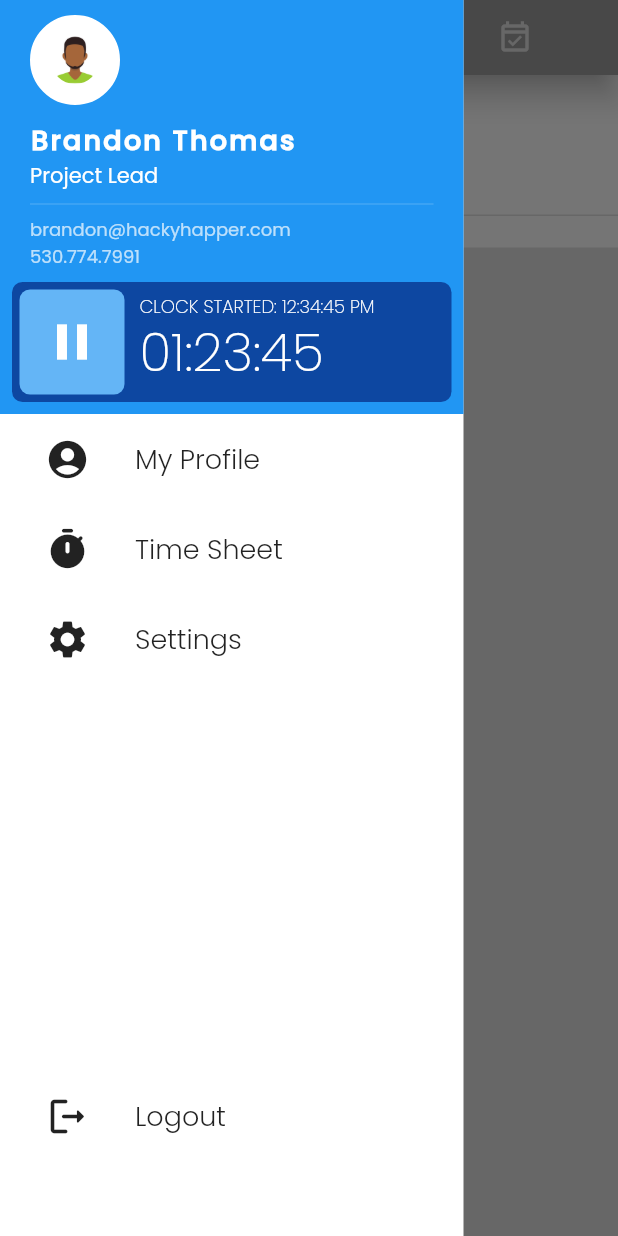
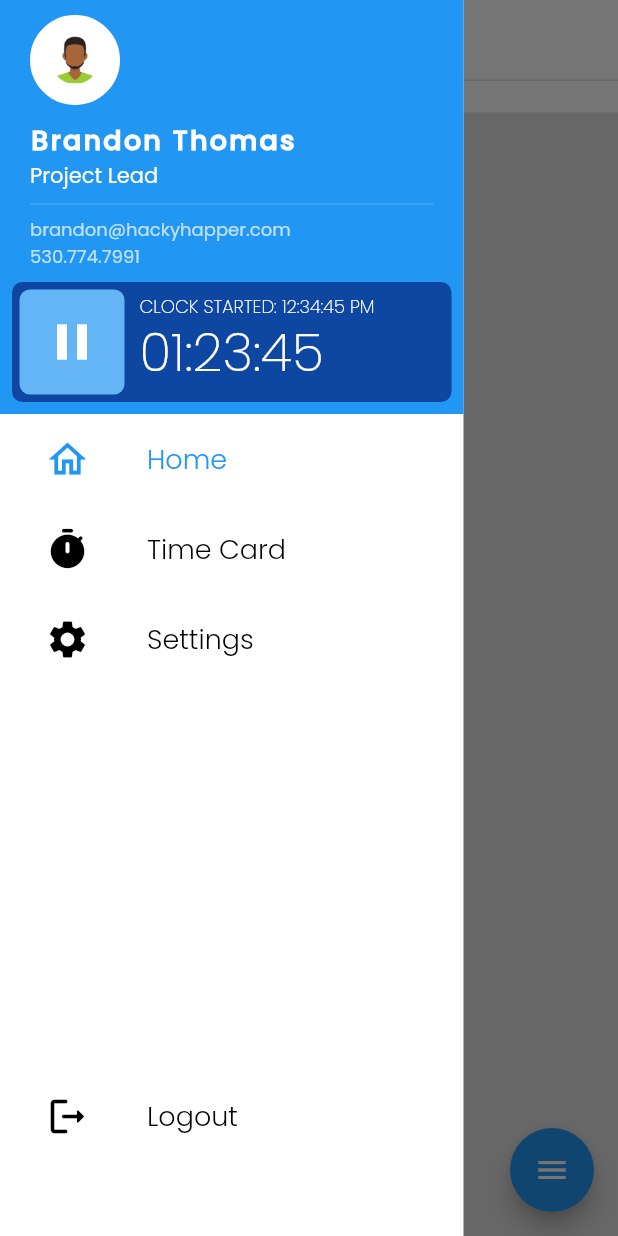
Before and after one commit to BrandonThomas84/gateway-fence-employee, a Flutter app: the screen it shows after launch, with the side drawer open, on a phone screen of 412 x 824 dp. Run offline on Flutter 3.47's test engine with Material 2 defaults, Android fonts, the phone set to English and light mode, and no system bars; our stand-ins replace firebase_core, firebase_database, go_router; accounts and stored records are empty.

Commit message:
Adding a settings page with nothing on it yet, using go_router instead of normal navigation but will need to make sure the state of the visible screen is maintained to prevent the home screen from showing automatically on hot reload. Also standardizing the page layout.

```diff
--- a/lib/main.dart
+++ b/lib/main.dart
@@ -1,30 +1,15 @@
 import 'package:firebase_database/firebase_database.dart';
 import 'package:flutter/material.dart';
 import 'package:flutter/services.dart';
+import 'package:gateway_fence_employee/screens/_util.dart';
+import 'package:gateway_fence_employee/util/config.dart';
 
 import 'firebase_options.dart';
 import 'package:firebase_core/firebase_core.dart';
-import 'package:go_router/go_router.dart';
 import 'package:provider/provider.dart';
 
 import 'package:gateway_fence_employee/config/colors.dart';
 import 'package:gateway_fence_employee/providers/timer_provider.dart';
-import 'package:gateway_fence_employee/routes/home.dart';
-import 'package:gateway_fence_employee/routes/time_card.dart';
-
-// Application variables
-const appVarEnvironment = String.fromEnvironment(
-  'APPLICATION_ENVIRONMENT',
-  defaultValue: 'release',
-);
-const appVarLogLevel = String.fromEnvironment(
-  'APPLICATION_LOG_LEVEL',
-  defaultValue: 'error',
-);
-const companyName = String.fromEnvironment(
-  'COMPANY_NAME',
-  defaultValue: 'failboat',
-);
 
 Future<void> main() async {
   SystemChrome.setSystemUIOverlayStyle(SystemUiOverlayStyle.dark.copyWith(
@@ -52,18 +37,7 @@ class GatewayFenceEmployeeApp extends StatelessWidget {
       title: '$companyName App',
       theme: ThemeData(fontFamily: 'Poppins'),
       debugShowCheckedModeBanner: false,
-      routerConfig: GoRouter(
-        routes: [
-          GoRoute(
-            path: '/',
-            builder: (context, state) => const HomeRoute(),
-          ),
-          GoRoute(
-            path: '/time-card',
-            builder: (context, state) => TimeCardRoute(),
-          ),
-        ],
-      ),
+      routerConfig: getRoutes(),
       themeAnimationDuration: const Duration(milliseconds: 200),
     );
   }
--- a/lib/routes/home.dart
+++ /dev/null
@@ -1,72 +0,0 @@
-import 'package:flutter/material.dart';
-import 'package:gateway_fence_employee/main.dart';
-import 'package:gateway_fence_employee/config/colors.dart';
-import 'package:gateway_fence_employee/widgets/appbar/custom_app_bar.dart';
-import 'package:gateway_fence_employee/widgets/sidebar/sidebar.dart';
-
-class HomeRoute extends StatelessWidget {
-  const HomeRoute({
-    super.key,
-  });
-
-  @override
-  Widget build(BuildContext context) {
-    return Scaffold(
-      drawer: const Sidebar(),
-      backgroundColor: AppColors.greyLight,
-      appBar: const CustomAppBar(routeOwner: RouteOwner.home),
-      body: SafeArea(
-        child: ListView(
-          children: [
-            Container(
-              padding: const EdgeInsets.only(
-                top: 10,
-                right: 30,
-                bottom: 30,
-                left: 30,
-              ),
-              decoration: const BoxDecoration(
-                color: AppColors.white,
-                border: Border(
-                  bottom: BorderSide(
-                    color: AppColors.greyLight,
-                    width: 1,
-                  ),
-                ),
-              ),
-              child: const Column(
-                crossAxisAlignment: CrossAxisAlignment.start,
-                children: [
-                  Text(
-                    companyName,
-                    style: TextStyle(
-                      fontSize: 22,
-                      fontWeight: FontWeight.bold,
-                    ),
-                  ),
-                  SizedBox(height: 20),
-                ],
-              ),
-            ),
-            Container(
-              decoration: const BoxDecoration(
-                color: AppColors.white,
-                border: Border(
-                  bottom: BorderSide(
-                    color: AppColors.greyLight,
-                    width: 1,
-                  ),
-                ),
-              ),
-              child: const Column(
-                children: [
-                  Text("some stuff"),
-                ],
-              ),
-            ),
-          ],
-        ),
-      ),
-    );
-  }
-}
--- /dev/null
+++ b/lib/screens/_util.dart
@@ -0,0 +1,88 @@
+import 'package:flutter/material.dart';
+import 'package:gateway_fence_employee/config/colors.dart';
+import 'package:gateway_fence_employee/screens/home.dart';
+import 'package:gateway_fence_employee/screens/settings.dart';
+import 'package:gateway_fence_employee/screens/time_card.dart';
+import 'package:gateway_fence_employee/widgets/sidebar/sidebar.dart';
+import 'package:go_router/go_router.dart';
+
+/// Get the routes for the app
+GoRouter getRoutes() {
+  return GoRouter(
+    routes: [
+      GoRoute(
+        path: '/',
+        builder: (context, state) => const HomeRoute(),
+      ),
+      GoRoute(
+        path: '/time-card',
+        builder: (context, state) => TimeCardRoute(),
+      ),
+      GoRoute(
+        path: '/settings',
+        builder: (context, state) => const SettingsRoute(),
+      ),
+    ],
+  );
+}
+
+/// Scaffold with a drawer and a floating action button
+Scaffold defaultScreenScaffold({
+  required List<Widget> children,
+  String? title,
+}) {
+  // add the title to the page
+  if (title != null) {
+    children.insert(
+      0,
+      Container(
+        padding: const EdgeInsets.symmetric(
+          horizontal: 25,
+          vertical: 10,
+        ),
+        decoration: const BoxDecoration(
+          color: AppColors.white,
+          border: Border(
+            bottom: BorderSide(
+              color: AppColors.greyLight,
+              width: 1,
+            ),
+          ),
+        ),
+        child: Column(
+          crossAxisAlignment: CrossAxisAlignment.start,
+          children: [
+            Text(
+              title,
+              style: const TextStyle(
+                fontSize: 22,
+                fontWeight: FontWeight.bold,
+              ),
+            ),
+          ],
+        ),
+      ),
+    );
+  }
+
+  final GlobalKey<ScaffoldState> scaffoldKey = GlobalKey<ScaffoldState>();
+
+  return Scaffold(
+    key: scaffoldKey,
+    drawer: const Sidebar(),
+    backgroundColor: AppColors.greyLight,
+    // appBar: const CustomAppBar(routeOwner: RouteOwner.home),
+    floatingActionButton: FloatingActionButton(
+      onPressed: () {
+        // open the drawern
+        scaffoldKey.currentState?.openDrawer();
+      },
+      child: const Icon(Icons.menu),
+    ),
+    body: SafeArea(
+      child: ListView(
+        children: children,
+      ),
+    ),
+  );
+}
--- /dev/null
+++ b/lib/screens/home.dart
@@ -0,0 +1,35 @@
+import 'package:flutter/material.dart';
+import 'package:gateway_fence_employee/config/colors.dart';
+import 'package:gateway_fence_employee/util/config.dart';
+import '_util.dart';
+
+class HomeRoute extends StatelessWidget {
+  const HomeRoute({
+    super.key,
+  });
+
+  @override
+  Widget build(BuildContext context) {
+    return defaultScreenScaffold(
+      title: companyName,
+      children: [
+        Container(
+          decoration: const BoxDecoration(
+            color: AppColors.white,
+            border: Border(
+              bottom: BorderSide(
+                color: AppColors.greyLight,
+                width: 1,
+              ),
+            ),
+          ),
+          child: const Column(
+            children: [
+              Text("some stuff"),
+            ],
+          ),
+        ),
+      ],
+    );
+  }
+}
--- a/lib/util/log.dart
+++ b/lib/util/log.dart
@@ -3,7 +3,7 @@
 import 'dart:convert';
 
 import 'package:flutter/foundation.dart';
-import 'package:gateway_fence_employee/main.dart';
+import 'package:gateway_fence_employee/util/config.dart';
 
 enum LogLevel {
   error,
--- a/lib/widgets/appbar/custom_app_bar.dart
+++ /dev/null
@@ -1,79 +0,0 @@
-import 'package:flutter/material.dart';
-import 'package:go_router/go_router.dart';
-import 'package:gateway_fence_employee/config/colors.dart';
-// import 'package:gateway_fence_employee/routes/home.dart';
-// import 'package:gateway_fence_employee/routes/time_sheet.dart';
-import 'package:gateway_fence_employee/util/log.dart';
-import 'package:gateway_fence_employee/widgets/sidebar/profile_image.dart';
-
-import 'custom_app_bar_item.dart';
-
-enum RouteOwner {
-  menu,
-  home,
-  timeCard,
-}
-
-class CustomAppBar extends StatelessWidget implements PreferredSizeWidget {
-  final RouteOwner routeOwner;
-
-  const CustomAppBar({
-    super.key,
-    required this.routeOwner,
-  });
-
-  @override
-  Size get preferredSize => const Size.fromHeight(50);
-
-  @override
-  Widget build(BuildContext context) {
-    final List<CustomAppBarItem> buttons = [
-      CustomAppBarItem(
-        tooltipMessage: "Open menu",
-        width: 20.0,
-        icon: const ProfileImage(imageSize: 40, borderThickness: 1.5),
-        onTap: () {
-          Scaffold.of(context).openDrawer();
-          Logger.error("Menu button pressed");
-        },
-      ),
-      CustomAppBarItem(
-        tooltipMessage: 'Home',
-        width: 50.0,
-        icon: Icon(
-          Icons.home_outlined,
-          color: routeOwner == RouteOwner.home
-              ? AppColors.blue
-              : AppColors.greyLight,
-        ),
-        onTap: () {
-          GoRouter.of(context).go('/');
-        },
-      ),
-      CustomAppBarItem(
-        tooltipMessage: 'Time card',
-        width: 50.0,
-        icon: Icon(
-          Icons.event_available_outlined,
-          color: routeOwner == RouteOwner.timeCard
-              ? AppColors.blue
-              : AppColors.greyLight,
-        ),
-        onTap: () {
-          GoRouter.of(context).go('/time-card');
-        },
-        isLast: true,
-      ),
-    ];
-    return BottomAppBar(
-      child: Container(
-        color: AppColors.grey,
-        height: 50,
-        child: Row(
-          mainAxisAlignment: MainAxisAlignment.spaceAround,
-          children: buttons,
-        ),
-      ),
-    );
-  }
-}
--- a/lib/widgets/appbar/custom_app_bar_item.dart
+++ /dev/null
@@ -1,37 +0,0 @@
-import 'package:flutter/material.dart';
-import 'package:gateway_fence_employee/util/log.dart';
-
-class CustomAppBarItem extends StatelessWidget {
-  final String tooltipMessage;
-  final Widget icon;
-  final double width;
-  final VoidCallback? onTap;
-  final bool isLast;
-
-  const CustomAppBarItem({
-    super.key,
-    required this.tooltipMessage,
-    required this.icon,
-    required this.width,
-    this.onTap,
-    this.isLast = false,
-  });
-
-  @override
-  Widget build(BuildContext context) {
-    final GlobalKey<TooltipState> tooltipkey = GlobalKey<TooltipState>();
-
-    return Tooltip(
-      message: tooltipMessage,
-      key: tooltipkey,
-      child: TextButton(
-        onPressed: () {
-          // Add your button press logic here
-          Logger.info("CustomAppBar button press", data: {'tooltipMessage': tooltipMessage});
-          onTap!();
-        },
-        child: icon,
-      ),
-    );
-  }
-}
--- a/lib/widgets/sidebar/menu.dart
+++ b/lib/widgets/sidebar/menu.dart
@@ -1,4 +1,5 @@
 import 'package:flutter/material.dart';
+import 'package:go_router/go_router.dart';
 
 import 'menu_item.dart';
 
@@ -11,7 +12,7 @@ class Menu extends StatelessWidget {
   Widget build(BuildContext context) {
     return SizedBox(
       height: (MediaQuery.of(context).size.height * .75) - 120,
-      child: const Column(
+      child: Column(
         mainAxisAlignment: MainAxisAlignment.spaceBetween,
         mainAxisSize: MainAxisSize.max,
         crossAxisAlignment: CrossAxisAlignment.center,
@@ -19,16 +20,31 @@ class Menu extends StatelessWidget {
           Column(
             children: [
               MenuItem(
-                title: 'My Profile',
-                icon: Icons.account_circle_rounded,
+                title: 'Home',
+                icon: Icons.home_outlined,
+                onTap: () {
+                  // navigate to profile page
+                  context.go('/');
+                },
+                isActive: GoRouterState.of(context).fullPath == '/',
               ),
               MenuItem(
-                title: 'Time Sheet',
+                title: 'Time Card',
                 icon: Icons.timer_rounded,
+                onTap: () {
+                  // navigate to profile page
+                  context.go('/time-card');
+                },
+                isActive: GoRouterState.of(context).fullPath == '/time-card',
               ),
               MenuItem(
                 title: 'Settings',
                 icon: Icons.settings,
+                onTap: () {
+                  // navigate to profile page
+                  context.go('/settings');
+                },
+                isActive: GoRouterState.of(context).fullPath == '/settings',
               ),
             ],
           ),
@@ -37,6 +53,10 @@ class Menu extends StatelessWidget {
             child: MenuItem(
               title: 'Logout',
               icon: Icons.logout_rounded,
+                onTap: () {
+                  // navigate to profile page
+                  context.go('/profile');
+                },
             ),
           )
         ],
--- a/lib/widgets/sidebar/menu_item.dart
+++ b/lib/widgets/sidebar/menu_item.dart
@@ -1,15 +1,18 @@
 import 'package:flutter/material.dart';
+import 'package:gateway_fence_employee/config/colors.dart';
 
 class MenuItem extends StatelessWidget {
   final String title;
   final IconData icon;
   final VoidCallback? onTap;
+  final bool isActive;
 
   const MenuItem({
     super.key,
     required this.title,
     required this.icon,
     this.onTap,
+    this.isActive = false,
   });
 
   @override
@@ -24,13 +27,18 @@ class MenuItem extends StatelessWidget {
           child: Icon(
             icon,
             size: 30,
+            color: isActive ? AppColors.blue : AppColors.black,
           ),
         ),
-        Text(
-          title,
-          style: const TextStyle(
-            fontSize: 18,
-            fontWeight: FontWeight.w300,
+        TextButton(
+          onPressed: onTap,
+          child: Text(
+            title,
+            style: TextStyle(
+              fontSize: 18,
+              fontWeight: FontWeight.w300,
+              color: isActive ? AppColors.blue : AppColors.black,
+            ),
           ),
         ),
       ],
```
Also changed, not shown: lib/routes/time_card.dart (deleted, +0 -89 lines), lib/screens/settings.dart (added, +43 -0 lines), lib/screens/time_card.dart (added, +72 -0 lines), lib/util/config.dart (added, +14 -0 lines).
